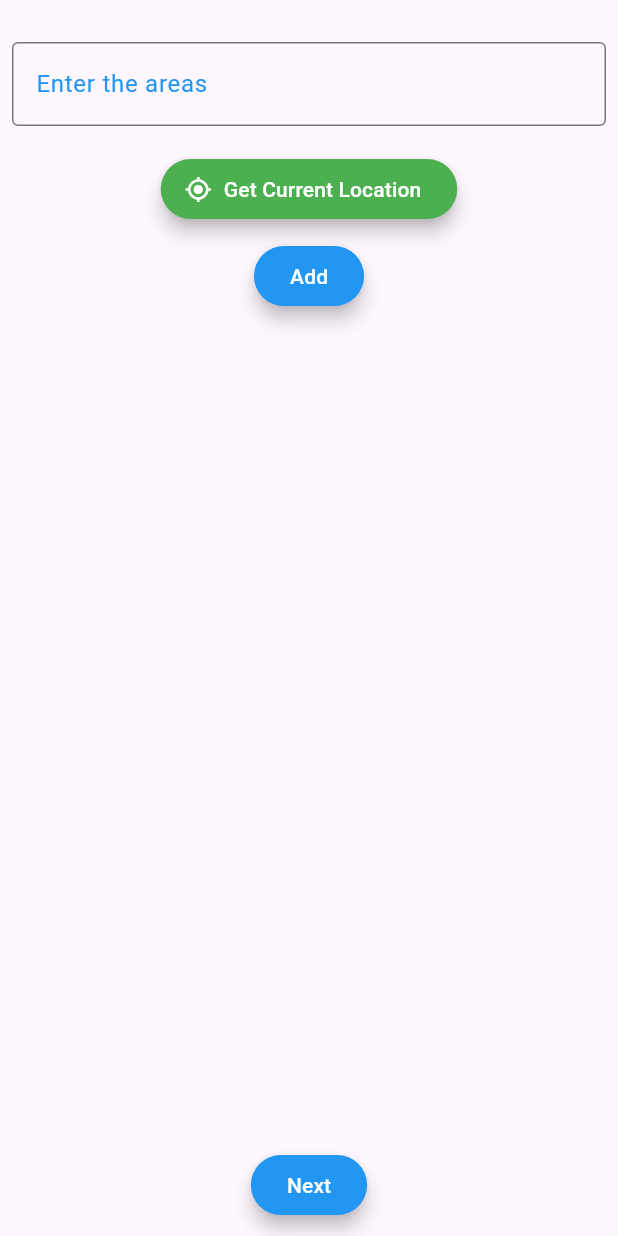
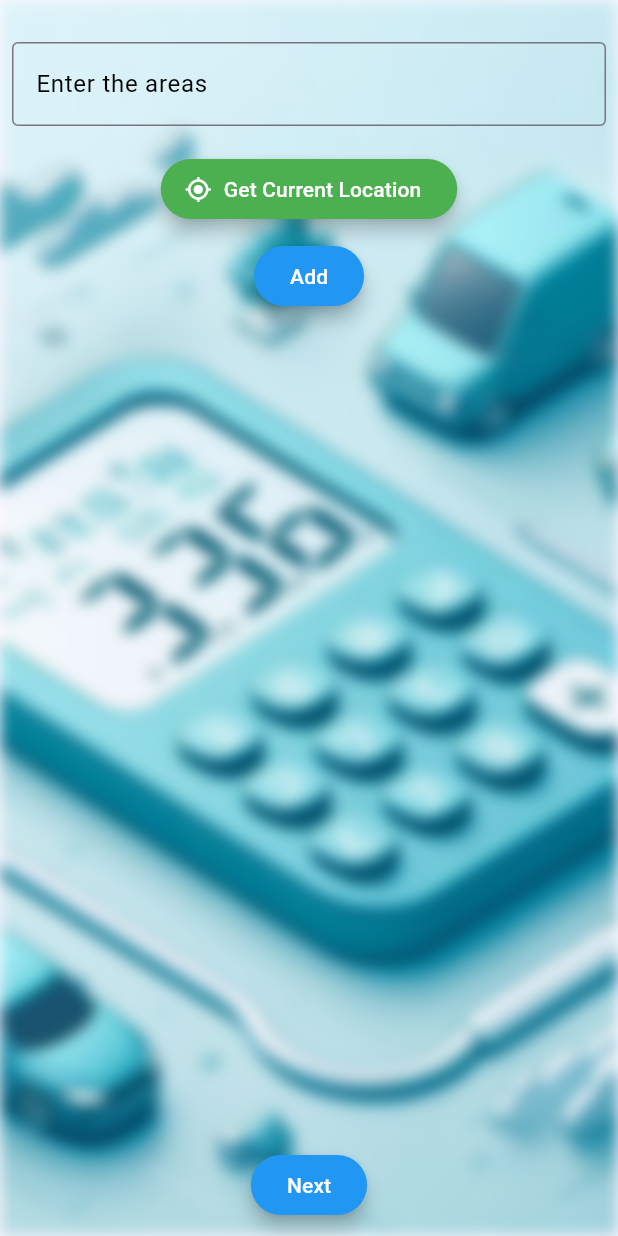
Before and after one commit to Samy-Hisham/car_gas_calculator, a Flutter app: the AreaName screen opened directly with empty values, on a phone screen of 412 x 824 dp. Run offline on Flutter 3.47's test engine with Material 3 defaults, Android fonts, the phone set to English and light mode, and no system bars; our stand-ins replace fluttertoast, geocoding, geolocator, get.

Commit message:
UI enhance
add a background image with some enhance in the UI in the area page

```diff
--- a/lib/area_name.dart
+++ b/lib/area_name.dart
@@ -1,3 +1,5 @@
+import 'dart:ui';
+
 import 'package:car_gas_calculator/result_page.dart';
 import 'package:flutter/material.dart';
 import 'package:fluttertoast/fluttertoast.dart';
@@ -74,7 +76,19 @@ class AreaName extends StatelessWidget {
     final fuelType = data['fuel'] ?? 'Unknown Fuel Type';
 
     return Scaffold(
-      body: SafeArea(
+      body: Stack(
+        children: [
+          Positioned.fill(
+            child: ImageFiltered(
+              imageFilter:
+                  ImageFilter.blur(sigmaX: 5, sigmaY: 5), // Blur effect
+              child: Image.asset(
+                'assets/images/background.jpeg', // Path to your background image
+                fit: BoxFit.cover, // Cover the entire background
+              ),
+            ),
+          ),
+          SafeArea(
             child: Column(
               children: [
                 const SizedBox(height: 20),
@@ -84,14 +98,14 @@ class AreaName extends StatelessWidget {
                     controller: locationController,
                     decoration: const InputDecoration(
                       labelText: 'Enter the areas',
-                  labelStyle: TextStyle(color: Colors.blue),
+                      labelStyle: TextStyle(color: Colors.black),
                       hintText: 'example: Maadi',
-                  hintStyle: TextStyle(color: Colors.grey),
+                      hintStyle: TextStyle(color: Colors.blueGrey),
                       border: OutlineInputBorder(
                         borderSide: BorderSide(color: Colors.grey),
                       ),
                       focusedBorder: OutlineInputBorder(
-                    borderSide: BorderSide(color: Colors.blue),
+                        borderSide: BorderSide(color: Colors.cyan, width: 3),
                       ),
                     ),
                   ),
@@ -148,13 +162,16 @@ class AreaName extends StatelessWidget {
                           locationList.insert(newIndex, item);
                         },
                         children: [
-                      for (int index = 0; index < locationList.length; index++)
+                          for (int index = 0;
+                              index < locationList.length;
+                              index++)
                             Card(
-                          key: ValueKey(index), // Unique key for each item
+                              key: ValueKey(index),
+                              // Unique key for each item
                               elevation: 5,
                               shape: RoundedRectangleBorder(
-                            side:
-                                const BorderSide(color: Colors.blue, width: 1),
+                                side: const BorderSide(
+                                    color: Colors.blue, width: 1),
                                 borderRadius: BorderRadius.circular(5),
                               ),
                               margin: const EdgeInsets.symmetric(
@@ -171,8 +188,8 @@ class AreaName extends StatelessWidget {
                                       icon: const Icon(Icons.remove),
                                       color: Colors.red,
                                     ),
-                                const Icon(
-                                    Icons.drag_handle_sharp), // Reordering icon
+                                    const Icon(Icons
+                                        .drag_handle_sharp), // Reordering icon
                                   ],
                                 ),
                               ),
@@ -215,6 +232,8 @@ class AreaName extends StatelessWidget {
               ],
             ),
           ),
+        ],
+      ),
     );
   }
 }
```
Also changed, not shown: lib/result_page.dart (+3 -5 lines), assets/images/background.jpeg (added), assets/images/background_2.jpg (added). Lines whose indentation alone changed are shown as unchanged.
